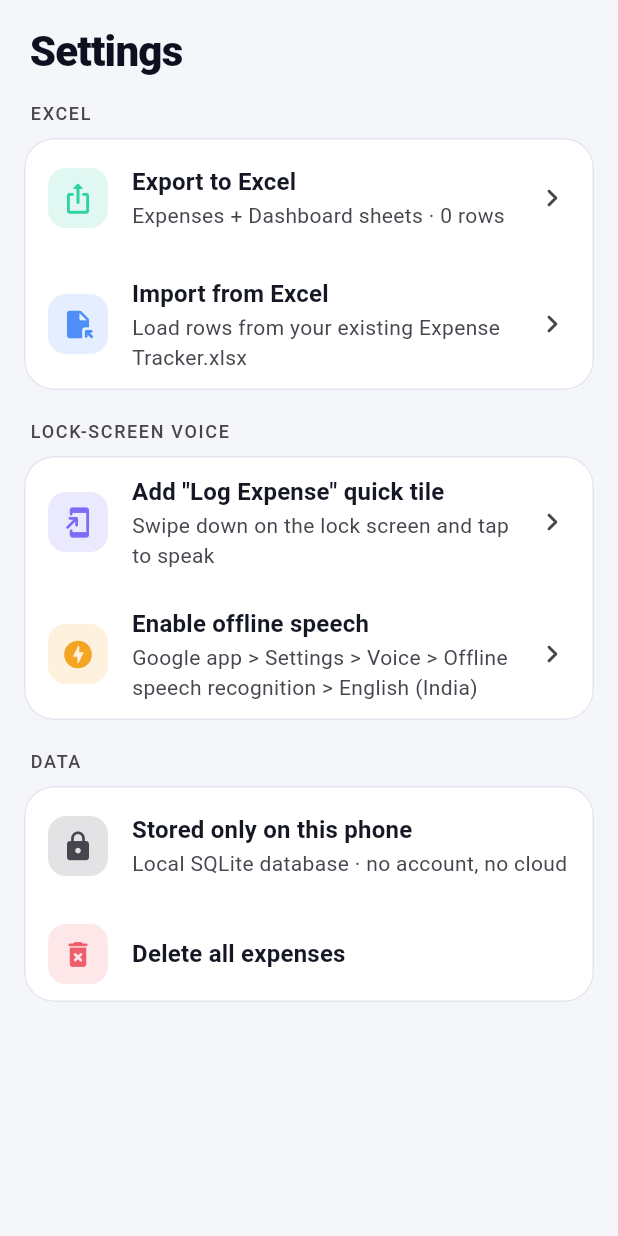
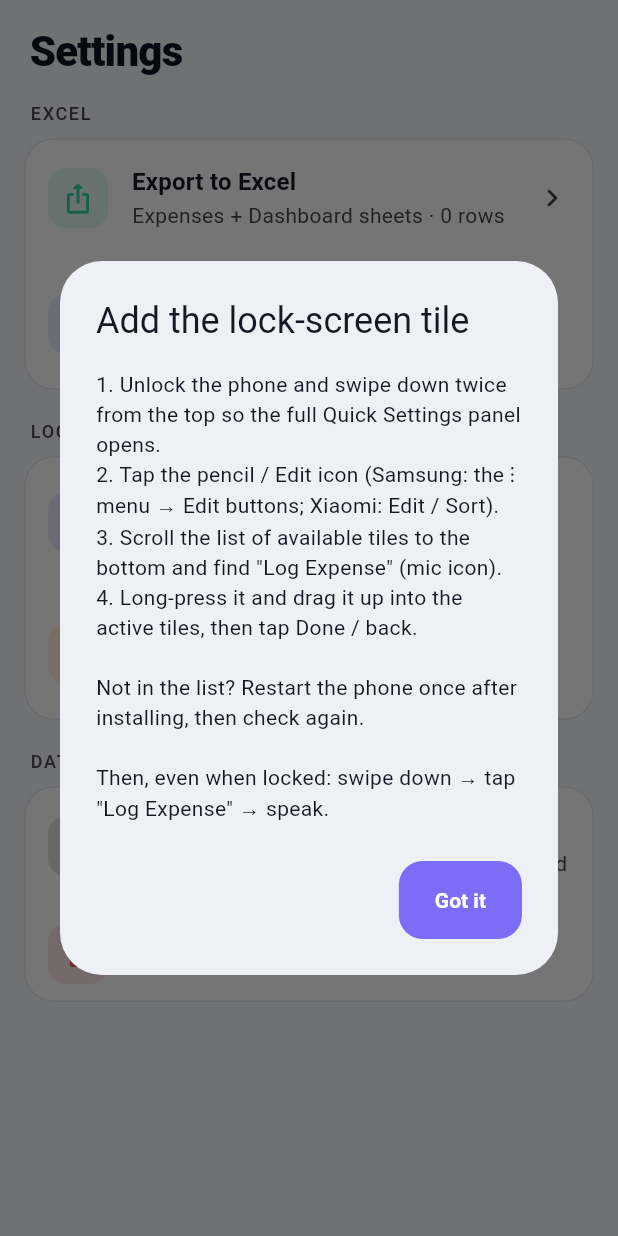
Before and after one commit to channaveer24/Expense_tracking_app, a Flutter app: the SettingsScreen widget shown alone on an empty page, opened directly, after a tap on an icon or button, on a phone screen of 412 x 824 dp. Run offline on Flutter 3.47's test engine with Material 3 defaults, Android fonts, the phone set to English and light mode, and no system bars; our stand-ins replace file_picker, fl_chart, flutter_riverpod, share_plus, speech_to_text, sqflite; missing offline and left inert: excel; accounts and stored records are empty.

Commit message:
Show feedback and detailed manual steps when adding the quick tile
The Add tile button stayed silent when Android's prompt was dismissed or
blocked by the phone maker. Now it confirms success, reports an already
added tile, and otherwise shows step-by-step manual instructions.

Co-Authored-By: Claude Opus 5.5 <noreply@anthropic.com>
Claude-Session: https://claude.ai/code/session_019GTeg9Q83gNKxAbBjkVLf6

```diff
--- a/lib/features/settings/settings_screen.dart
+++ b/lib/features/settings/settings_screen.dart
@@ -70,11 +70,21 @@ class _SettingsScreenState extends ConsumerState<SettingsScreen> {
   }
 
   Future<void> _addTile() async {
+    String? r;
     try {
-      final r = await _native.invokeMethod<String>('requestAddTile');
-      if (r == 'unsupported') _showTileHelp();
+      r = await _native.invokeMethod<String>('requestAddTile');
     } catch (_) {
-      _showTileHelp();
+      r = 'error';
+    }
+    if (!mounted) return;
+    switch (r) {
+      case 'added':
+        _toast('"Log Expense" tile added. Swipe down from the top to use it.');
+      case 'exists':
+        _toast('The "Log Expense" tile is already in your Quick Settings. Swipe down twice to find it.');
+      default:
+        // Declined, unsupported (Android 12 and older) or blocked by the phone maker.
+        _showTileHelp();
     }
   }
 
@@ -82,10 +92,14 @@ class _SettingsScreenState extends ConsumerState<SettingsScreen> {
         context: context,
         builder: (c) => AlertDialog(
           title: const Text('Add the lock-screen tile'),
-          content: const Text('1. Swipe down twice from the top of the screen.\n'
-              '2. Tap the pencil / Edit icon.\n'
-              '3. Drag the "Log Expense" tile into your active tiles.\n\n'
-              'Now, even when the phone is locked, swipe down and tap "Log Expense" to speak.'),
+          content: const SingleChildScrollView(
+            child: Text('1. Unlock the phone and swipe down twice from the top so the full Quick Settings panel opens.\n'
+                '2. Tap the pencil / Edit icon (Samsung: the ⋮ menu → Edit buttons; Xiaomi: Edit / Sort).\n'
+                '3. Scroll the list of available tiles to the bottom and find "Log Expense" (mic icon).\n'
+                '4. Long-press it and drag it up into the active tiles, then tap Done / back.\n\n'
+                'Not in the list? Restart the phone once after installing, then check again.\n\n'
+                'Then, even when locked: swipe down → tap "Log Expense" → speak.'),
+          ),
           actions: [FilledButton(onPressed: () => Navigator.pop(c), child: const Text('Got it'))],
         ),
       );
```
